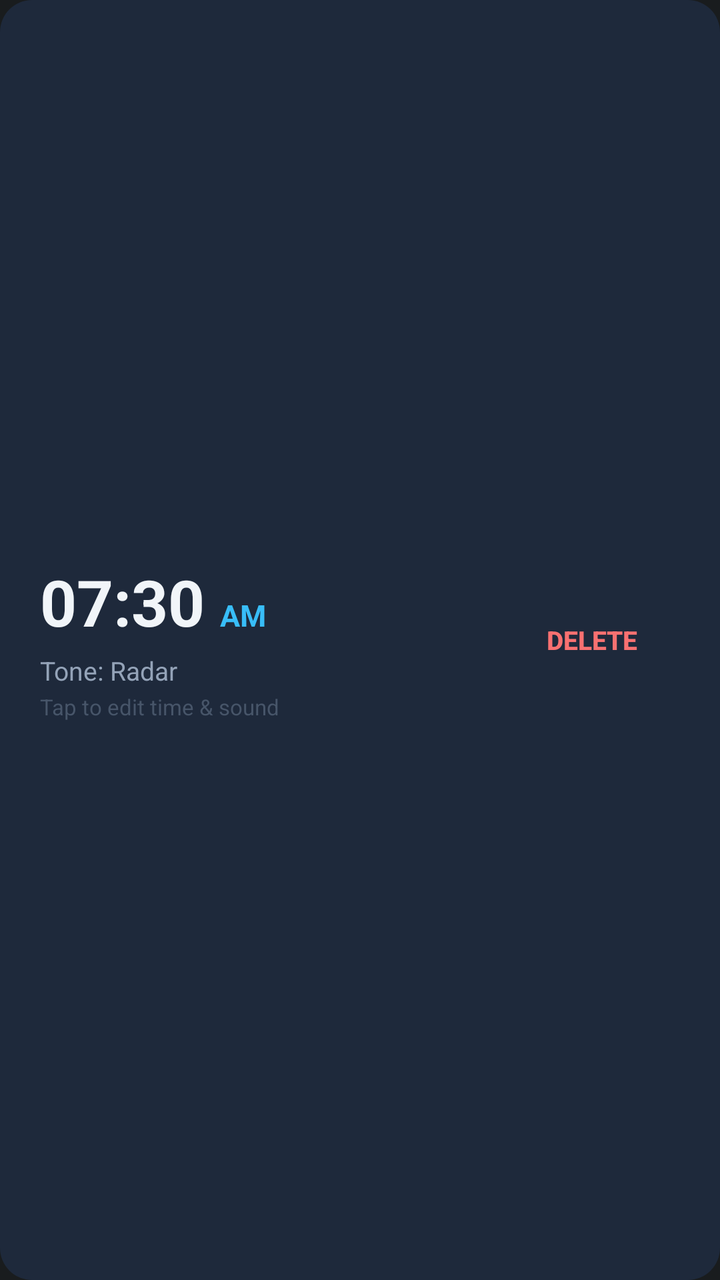
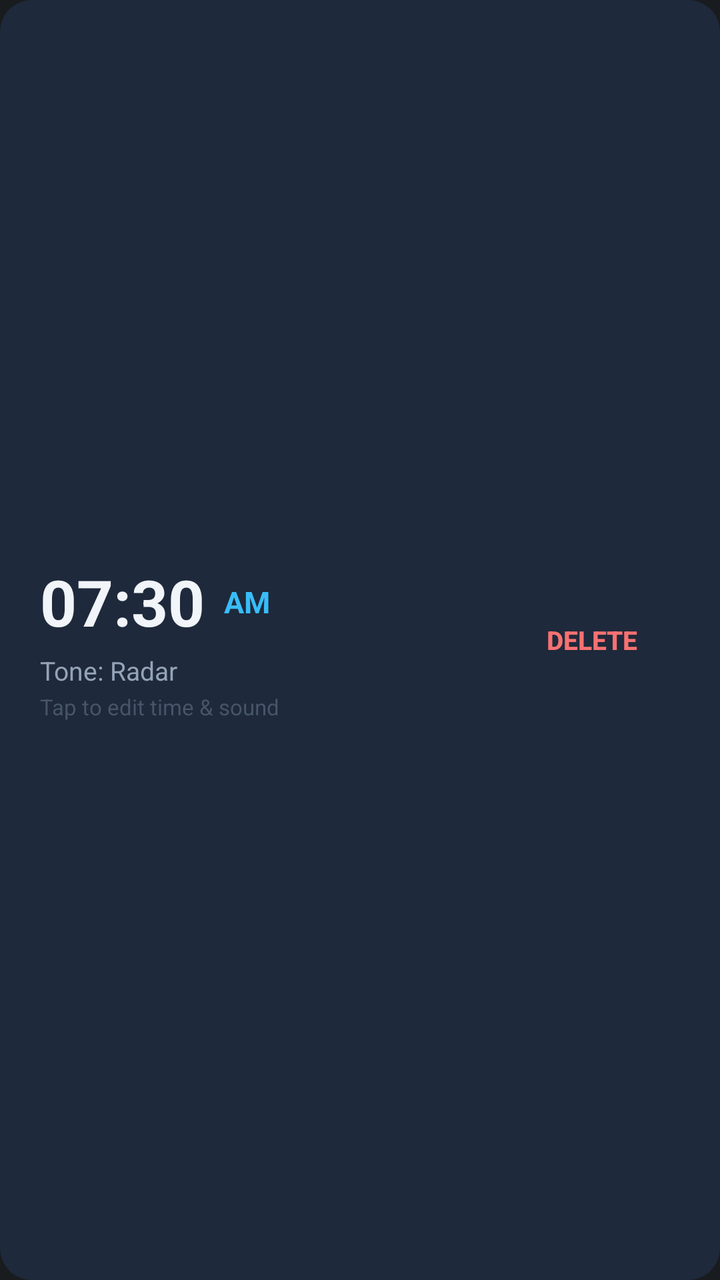

Screens rendered from an Android XML layout before and after an edit, with the pre-edit source and the edit as a unified diff.
<!-- AndroidManifest.xml: application theme android:Theme.DeviceDefault.NoActionBar -->
<!-- res/layout/item_alarm.xml -->
<?xml version="1.0" encoding="utf-8"?>
<LinearLayout xmlns:android="http://schemas.android.com/apk/res/android"
    android:layout_width="match_parent"
    android:layout_height="wrap_content"
    android:orientation="horizontal"
    android:background="@drawable/card_bg"
    android:padding="20dp"
    android:gravity="center_vertical">

    <LinearLayout
        android:id="@+id/cardContent"
        android:layout_width="0dp"
        android:layout_height="wrap_content"
        android:layout_weight="1"
        android:orientation="vertical">

        <LinearLayout
            android:layout_width="wrap_content"
            android:layout_height="wrap_content"
            android:gravity="baseline"
            android:orientation="horizontal">

            <TextView
                android:id="@+id/txtTime"
                android:layout_width="wrap_content"
                android:layout_height="wrap_content"
                android:text="07:30"
                android:textSize="32sp"
                android:textStyle="bold"
                android:textColor="#F1F5F9" />

            <TextView
                android:id="@+id/txtAmPm"
                android:layout_width="wrap_content"
                android:layout_height="wrap_content"
                android:text=" AM"
                android:textSize="15sp"
                android:textStyle="bold"
                android:textColor="#38BDF8"
                android:layout_marginStart="4dp" />
        </LinearLayout>

        <TextView
            android:id="@+id/txtToneTitle"
            android:layout_width="wrap_content"
            android:layout_height="wrap_content"
            android:text="Tone: Radar"
            android:textSize="13sp"
            android:textColor="#94A3B8"
            android:layout_marginTop="4dp" />

        <TextView
            android:layout_width="wrap_content"
            android:layout_height="wrap_content"
            android:text="Tap to edit time &amp; sound"
            android:textSize="11sp"
            android:textColor="#475569"
            android:layout_marginTop="2dp" />
    </LinearLayout>

    <Button
        android:id="@+id/btnDelete"
        android:layout_width="wrap_content"
        android:layout_height="wrap_content"
        android:text="DELETE"
        android:textSize="13sp"
        android:textStyle="bold"
        android:textColor="#F87171"
        android:background="@android:color/transparent" />
</LinearLayout>
<!-- resources referenced by this layout -->
<resources>
  <!-- drawable card_bg (drawable) -->
  <?xml version="1.0" encoding="utf-8"?>
  <shape xmlns:android="http://schemas.android.com/apk/res/android"
      android:shape="rectangle">
      <solid android:color="#1E293B" />
      <corners android:radius="16dp" />
  </shape>
</resources>

<!-- the commit's change to res/layout/item_alarm.xml (unified diff, before → after) -->
@@ -17,7 +17,7 @@
         <LinearLayout
             android:layout_width="wrap_content"
             android:layout_height="wrap_content"
-            android:gravity="baseline"
+            android:gravity="center_vertical"
             android:orientation="horizontal">
 
             <TextView
@@ -37,7 +37,7 @@
                 android:textSize="15sp"
                 android:textStyle="bold"
                 android:textColor="#38BDF8"
-                android:layout_marginStart="4dp" />
+                android:layout_marginStart="6dp" />
         </LinearLayout>
 
         <TextView
